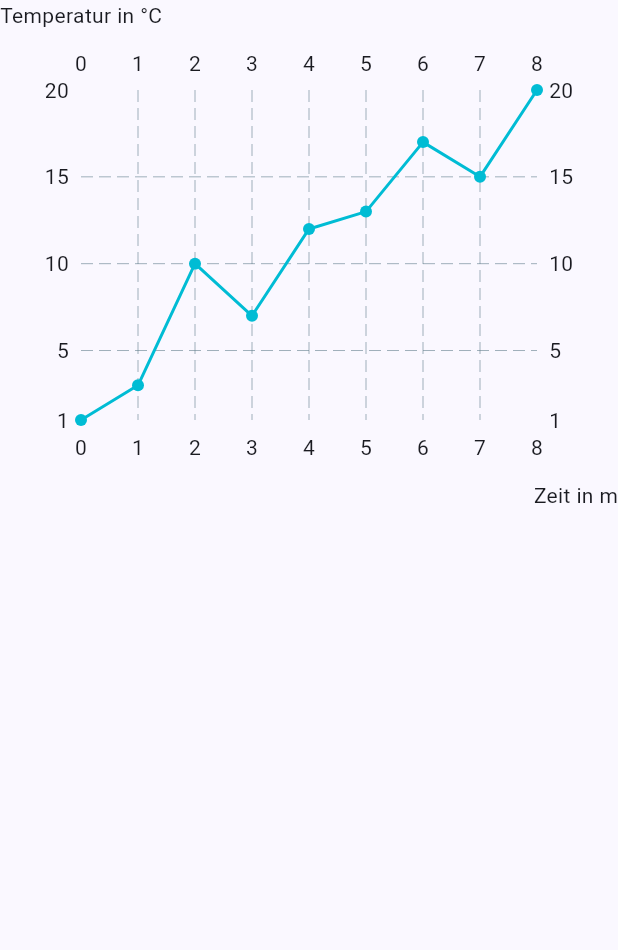
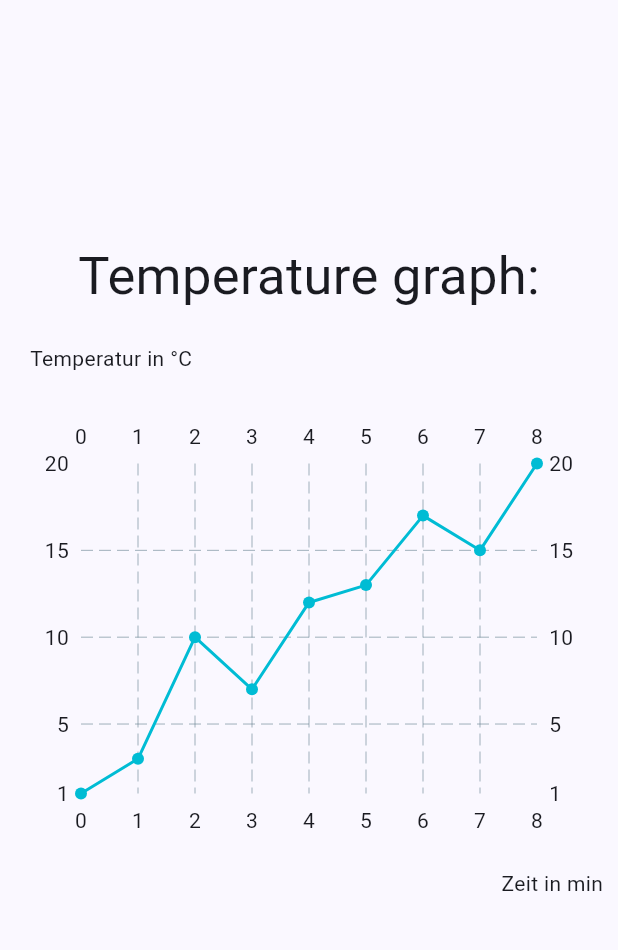
Before and after one commit to BogyMitutoyoCTL/BOGY-App-2024-03, a Flutter app: the MainMenu screen opened directly, after a tap on "Show graph", on a phone screen of 412 x 824 dp, the part 84-1034 px from its top. Run offline on Flutter 3.47's test engine with Material 3 defaults, Android fonts, the phone set to English and light mode, and no system bars; drawn by our look-alikes of fl_chart; our stand-ins replace flutter_blue_plus, timer_count_down; generated files the repository leaves out were written again; project files that could hold a hidden picture were left out.

Commit message:
Fiexed some bugs...

```diff
--- a/bluetemp/lib/MainMenu.dart
+++ b/bluetemp/lib/MainMenu.dart
@@ -29,48 +29,80 @@ class _MainMenuState extends State<MainMenu> {
       body: Column(
         mainAxisAlignment: MainAxisAlignment.start,
         children: [
-          MainMenuButton(callback: verbindung, text: AppLocalizations.of(context).connect, iconData: Icons.wifi),
-          MainMenuButton(callback: aktuelle_daten, text: AppLocalizations.of(context).showCurrentData, iconData: Icons.bar_chart),
-          MainMenuButton(callback: statistik, text: AppLocalizations.of(context).showStatistics, iconData: Icons.moving_sharp),
-          MainMenuButton(callback: alarme, text: AppLocalizations.of(context).manageAlarms, iconData: Icons.alarm),
-          MainMenuButton(callback: graph, text: AppLocalizations.of(context).showGraph, iconData: Icons.auto_graph),
-          MainMenuButton(callback: about, text: AppLocalizations.of(context).aboutUs, iconData: Icons.info),
-          MainMenuButton(callback: settings, text: AppLocalizations.of(context).settings, iconData: Icons.settings),
-          MainMenuButton(callback: time_sync, text: AppLocalizations.of(context).syncTime, iconData: Icons.hourglass_top),
+          MainMenuButton(
+              callback: verbindung,
+              text: AppLocalizations.of(context).connect,
+              iconData: Icons.wifi),
+          MainMenuButton(
+              callback: aktuelle_daten,
+              text: AppLocalizations.of(context).showCurrentData,
+              iconData: Icons.bar_chart),
+          MainMenuButton(
+              callback: statistik,
+              text: AppLocalizations.of(context).showStatistics,
+              iconData: Icons.moving_sharp),
+          MainMenuButton(
+              callback: alarme,
+              text: AppLocalizations.of(context).manageAlarms,
+              iconData: Icons.alarm),
+          MainMenuButton(
+              callback: time_sync,
+              text: AppLocalizations.of(context).syncTime,
+              iconData: Icons.hourglass_top),
+          MainMenuButton(
+              callback: graph,
+              text: AppLocalizations.of(context).showGraph,
+              iconData: Icons.auto_graph),
+          MainMenuButton(
+              callback: about,
+              text: AppLocalizations.of(context).aboutUs,
+              iconData: Icons.info),
+          MainMenuButton(
+              callback: settings,
+              text: AppLocalizations.of(context).settings,
+              iconData: Icons.settings)
         ],
       ),
     );
   }
 
   void time_sync() {
-    Navigator.of(context).push(MaterialPageRoute(builder: (context) => sync_time()));
+    Navigator.of(context)
+        .push(MaterialPageRoute(builder: (context) => sync_time()));
   }
 
   void verbindung() {
-    Navigator.of(context).push(MaterialPageRoute(builder: (context) => connect()));
+    Navigator.of(context)
+        .push(MaterialPageRoute(builder: (context) => connect()));
   }
 
   void aktuelle_daten() {
-    Navigator.of(context).push(MaterialPageRoute(builder: (context) => current_data()));
+    Navigator.of(context)
+        .push(MaterialPageRoute(builder: (context) => current_data()));
   }
 
   void statistik() {
-    Navigator.of(context).push(MaterialPageRoute(builder: (context) => statistic()));
+    Navigator.of(context)
+        .push(MaterialPageRoute(builder: (context) => statistic()));
   }
 
   void alarme() {
-    Navigator.of(context).push(MaterialPageRoute(builder: (context) => alarms()));
+    Navigator.of(context)
+        .push(MaterialPageRoute(builder: (context) => alarms()));
   }
 
   void graph() {
-    Navigator.of(context).push(MaterialPageRoute(builder: (context) => graphs()));
+    Navigator.of(context)
+        .push(MaterialPageRoute(builder: (context) => graphs()));
   }
 
   void about() {
-    Navigator.of(context).push(MaterialPageRoute(builder: (context) => About_Dialog()));
+    Navigator.of(context)
+        .push(MaterialPageRoute(builder: (context) => About_Dialog()));
   }
 
   void settings() {
-    Navigator.of(context).push(MaterialPageRoute(builder: (context) => Setting_dialog()));
+    Navigator.of(context)
+        .push(MaterialPageRoute(builder: (context) => Setting_dialog()));
   }
 }
--- a/bluetemp/lib/graph.dart
+++ b/bluetemp/lib/graph.dart
@@ -1,4 +1,5 @@
 import 'package:fl_chart/fl_chart.dart';
+import 'package:flutter/cupertino.dart';
 import 'package:flutter/material.dart';
 
 class graphs extends StatefulWidget {
@@ -26,11 +27,19 @@ class _graphsState extends State<graphs> {
     return Scaffold(
       appBar: AppBar(title: Text("BlueTemp - Graphen")),
       body: Column(
+        mainAxisAlignment: MainAxisAlignment.center,
         children: [
+          Text(
+            "Temperature graph:",
+            style: TextStyle(fontSize: 35),
+          ),
           Row(
             mainAxisAlignment: MainAxisAlignment.start,
             children: [
-              Text("Temperatur in °C"),
+              Container(
+                padding: const EdgeInsets.all(20.0),
+                child: Text("Temperatur in °C"),
+              ),
             ],
           ),
           Container(
@@ -48,7 +57,10 @@ class _graphsState extends State<graphs> {
           Row(
             mainAxisAlignment: MainAxisAlignment.end,
             children: [
-              Text("Zeit in m"),
+              Container(
+                margin: const EdgeInsets.all(10.0),
+                child: Text("Zeit in min"),
+              ),
             ],
           )
         ],
```
